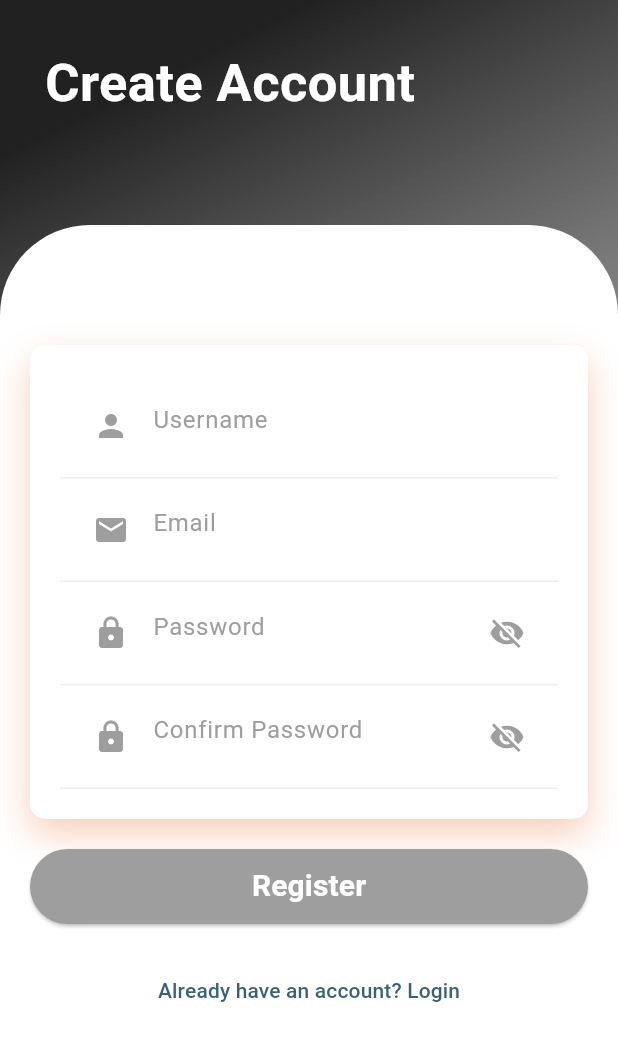
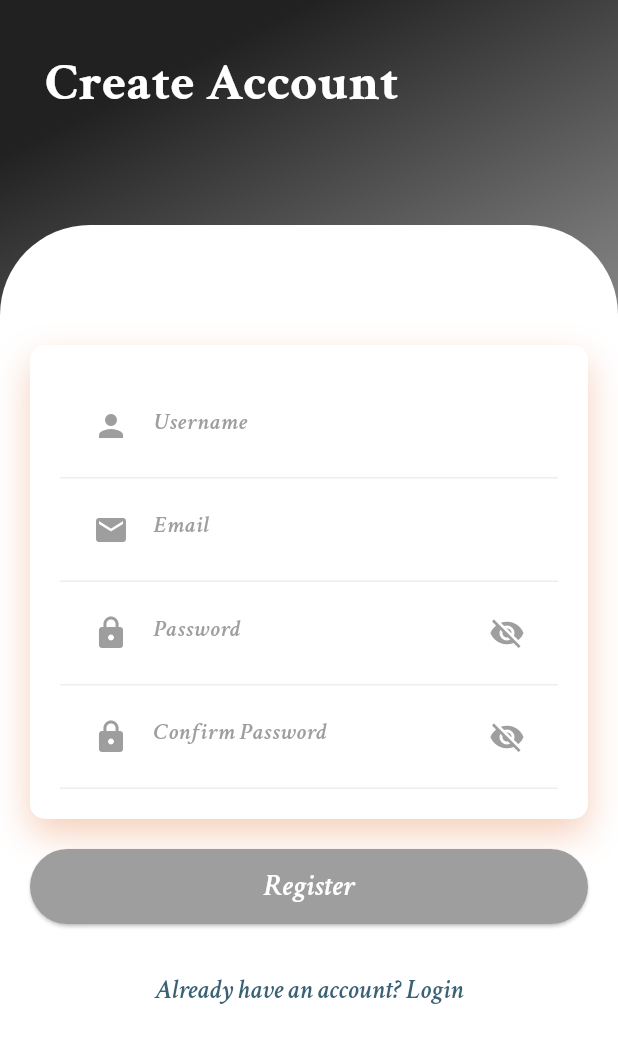
Before and after one commit to AswinSudhakar/InkBloom-Blog-App, a Flutter app: the RegisterScreen screen opened directly, on a phone screen of 412 x 824 dp. Shown: the top 1043 px of the screen. Run offline on Flutter 3.47's test engine with Material 3 defaults, Android fonts, the light colour scheme and no system bars; our stand-ins replace flutter_screenutil, google_fonts, image_picker, lottie, shared_preferences; accounts and stored records are empty; network calls fail.

Commit message:
login and register font

```diff
--- a/lib/View/additionalscreen/loadingscreen.dart
+++ b/lib/View/additionalscreen/loadingscreen.dart
@@ -25,7 +25,10 @@ class Loadingscreen extends StatelessWidget {
             alignment: Alignment(0, .5),
             child: Text(
               'Please wait...',
-              style: TextStyle(fontSize: 30, fontWeight: FontWeight.w600),
+              style: TextStyle(
+                  fontSize: 30,
+                  fontWeight: FontWeight.w600,
+                  fontFamily: 'CrimsonText-Bold'),
             ),
           )
         ],
--- a/lib/View/additionalscreen/loginloading.dart
+++ b/lib/View/additionalscreen/loginloading.dart
@@ -25,7 +25,10 @@ class Loginloading extends StatelessWidget {
             alignment: Alignment(0, .5),
             child: Text(
               'logging in...',
-              style: TextStyle(fontSize: 30, fontWeight: FontWeight.w600),
+              style: TextStyle(
+                  fontFamily: 'CrimsonText-Bold',
+                  fontSize: 30,
+                  fontWeight: FontWeight.w600),
             ),
           )
         ],
--- a/lib/View/authentication/register.dart
+++ b/lib/View/authentication/register.dart
@@ -331,7 +331,7 @@ class _RegisterScreenState extends State<RegisterScreen> {
                     Text(
                       'Create Account',
                       style: TextStyle(
-                        fontWeight: FontWeight.bold,
+                        fontFamily: 'CrimsonText-Bold',
                         fontSize: 35,
                         color: Colors.white,
                       ),
@@ -409,7 +409,9 @@ class _RegisterScreenState extends State<RegisterScreen> {
                               child: const Text(
                                 "Already have an account? Login",
                                 style: TextStyle(
-                                    color: Color.fromARGB(255, 59, 98, 116)),
+                                    fontSize: 18,
+                                    color: Color.fromARGB(255, 59, 98, 116),
+                                    fontFamily: 'CrimsonText-SemiBoldItalic'),
                               ),
                             ),
                           ],
@@ -443,7 +445,8 @@ class _RegisterScreenState extends State<RegisterScreen> {
               : false,
           decoration: InputDecoration(
             hintText: hint,
-            hintStyle: const TextStyle(color: Colors.grey),
+            hintStyle: const TextStyle(
+                color: Colors.grey, fontFamily: 'CrimsonText-SemiBoldItalic'),
             border: InputBorder.none,
             prefixIcon: Icon(icon, color: Colors.grey),
             suffixIcon: isPassword
@@ -502,10 +505,10 @@ class _RegisterScreenState extends State<RegisterScreen> {
         child: Text(
           text,
           style: const TextStyle(
-            color: Colors.white,
-            fontSize: 20,
-            fontWeight: FontWeight.w600,
-          ),
+              color: Colors.white,
+              fontSize: 20,
+              fontWeight: FontWeight.w600,
+              fontFamily: 'CrimsonText-SemiBoldItalic'),
         ),
       ),
     );
--- a/lib/widgets/drawer.dart
+++ b/lib/widgets/drawer.dart
@@ -98,12 +98,14 @@ class _AppDrawerState extends State<AppDrawer> {
                       Text(
                         userProvider.name ?? "unknown",
                         style: TextStyle(
-                            fontFamily: 'CrimsonText-Bold', fontSize: 17),
+                            fontFamily: 'CrimsonText-SemiBoldItalic',
+                            fontSize: 19),
                       ),
                       Text(
                         userProvider.email ?? "unknown",
                         style: TextStyle(
-                            fontFamily: 'CrimsonText-Bold', fontSize: 17),
+                            fontFamily: 'CrimsonText-SemiBoldItalic',
+                            fontSize: 19),
                       )
                     ],
                   )
```
Also changed, not shown: lib/View/authentication/login.dart (+5 -6 lines), lib/View/blogscreens/addblog.dart (+10 -4 lines), lib/View/blogscreens/editblog.dart (+8 -4 lines).
